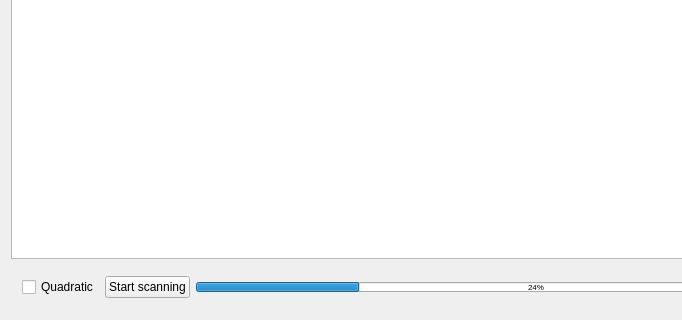
First picture: the form in mainwindow.ui, repository doreshnikov/fdupes, before the edit; both pictures show x 0 to 682 and y 280 to 600 of the 898 by 600 pixel window.
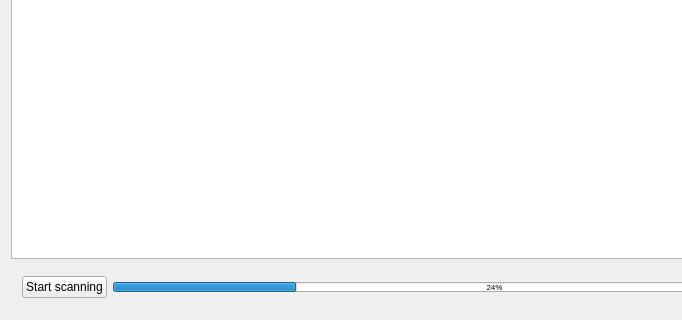
Second picture: the form after the edit.

Patch:
```diff
--- a/mainwindow.ui
+++ b/mainwindow.ui
@@ -96,13 +96,6 @@
        </size>
       </property>
       <layout class="QHBoxLayout" name="horizontalLayout_2">
-       <item>
-        <widget class="QCheckBox" name="check_Quadratic">
-         <property name="text">
-          <string>Quadratic</string>
-         </property>
-        </widget>
-       </item>
        <item>
         <widget class="QPushButton" name="button_Start_Scanning">
          <property name="text">
```
